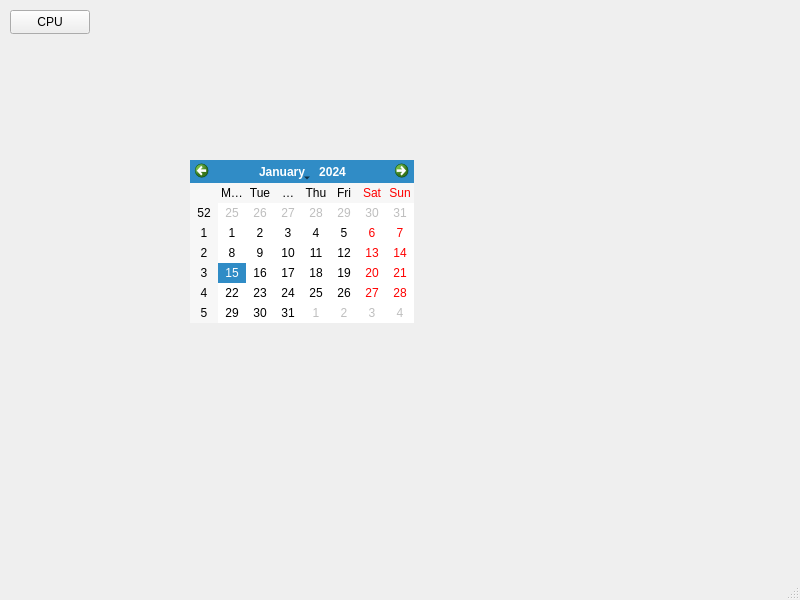
This is mainwindow.ui in ShuvalovAA/SystemMonitor as Qt 5 draws it before an edit. The edited form follows.
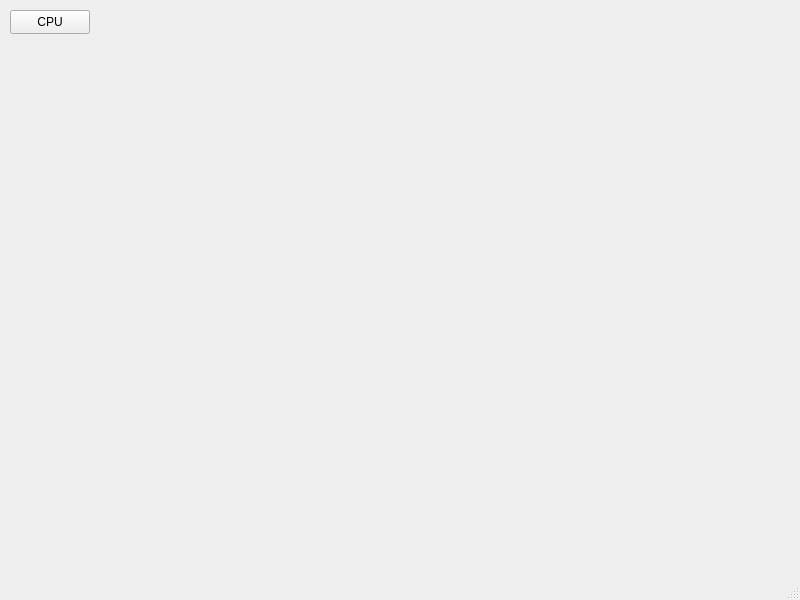
This is the edited form.

```diff
--- a/mainwindow.ui
+++ b/mainwindow.ui
@@ -41,28 +41,27 @@
     </property>
     <widget class="QWidget" name="page"/>
     <widget class="QWidget" name="page_2">
-     <widget class="QCalendarWidget" name="calendarWidget">
-      <property name="geometry">
-       <rect>
-        <x>180</x>
-        <y>110</y>
-        <width>224</width>
-        <height>163</height>
-       </rect>
-      </property>
-     </widget>
      <widget class="QLabel" name="CpuInfo">
       <property name="geometry">
        <rect>
         <x>10</x>
         <y>10</y>
-        <width>49</width>
+        <width>200</width>
         <height>16</height>
        </rect>
       </property>
+      <property name="sizePolicy">
+       <sizepolicy hsizetype="Expanding" vsizetype="Preferred">
+        <horstretch>0</horstretch>
+        <verstretch>0</verstretch>
+       </sizepolicy>
+      </property>
       <property name="text">
        <string/>
       </property>
+      <property name="textFormat">
+       <enum>Qt::TextFormat::PlainText</enum>
+      </property>
      </widget>
     </widget>
    </widget>
```
